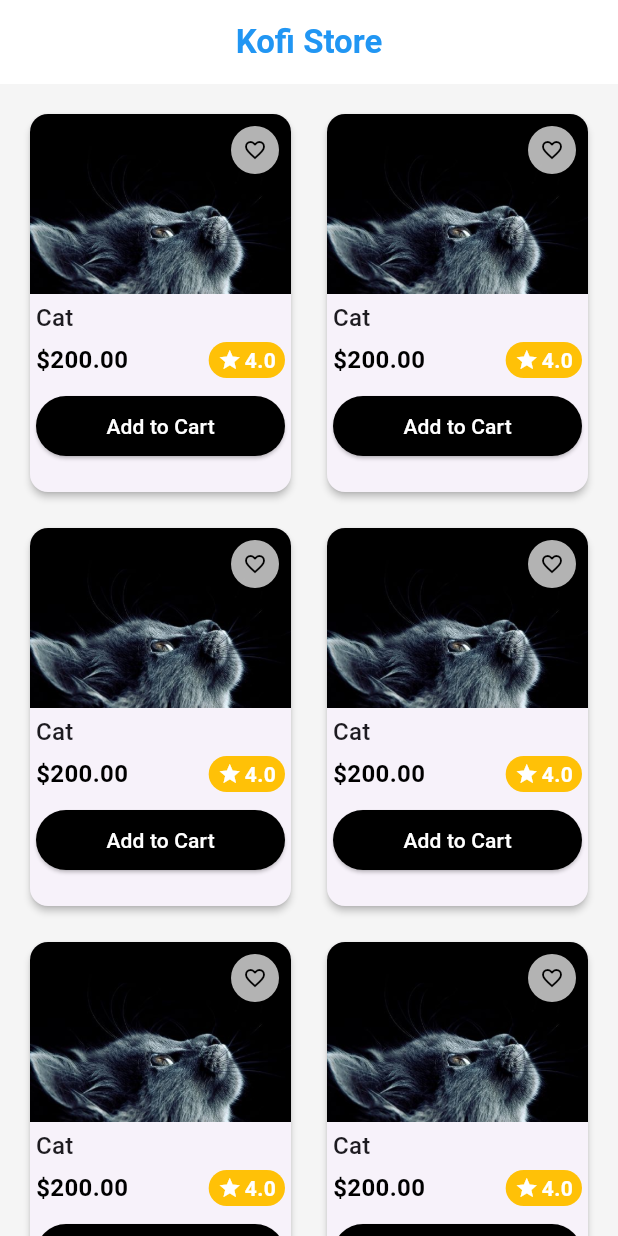
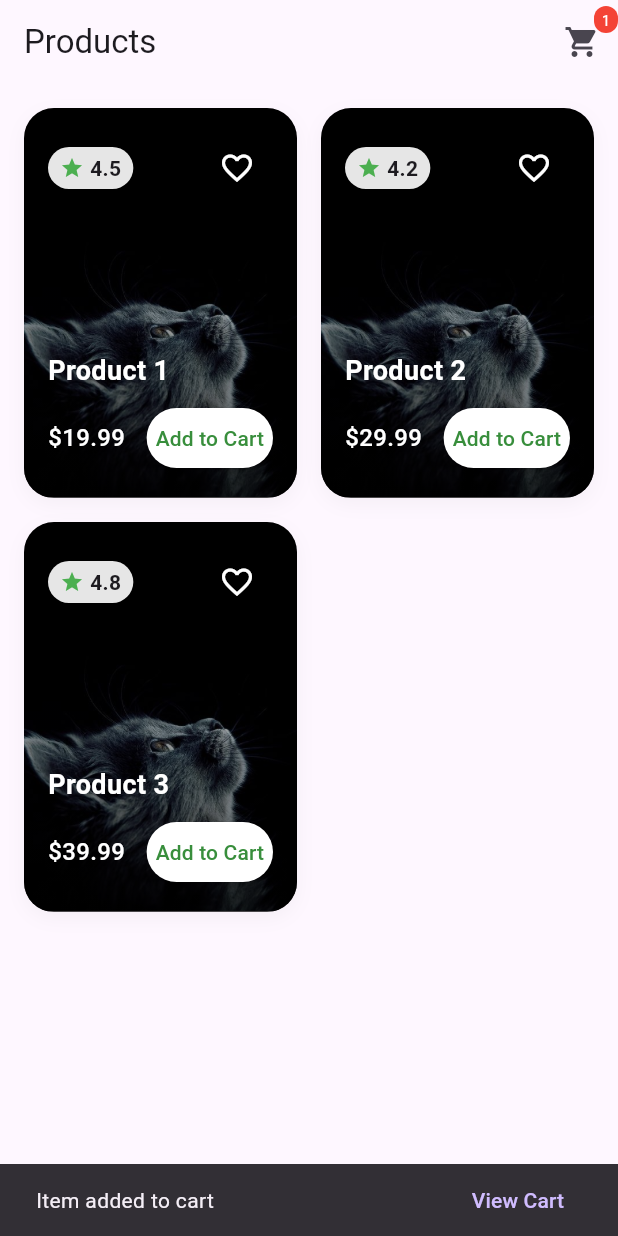
Before and after one commit to kwabena369/Ecommence_full_stack, a Flutter app: the screen it shows after launch, after a tap on "Add to Cart", on a phone screen of 412 x 824 dp. Run offline on Flutter 3.47's test engine with Material 3 defaults, Android fonts, the phone set to English and light mode, and no system bars.

Commit message:
Product_Screen

```diff
--- /dev/null
+++ b/ecommenceapp/lib/Screens/Glosory/ProductListScreen.dart
@@ -0,0 +1,281 @@
+import 'package:flutter/material.dart';
+import 'package:ecommenceapp/Widget/SingleItem.dart';
+import 'package:intl/intl.dart';
+
+class ProductListScreen extends StatefulWidget {
+  @override
+  _ProductListScreenState createState() => _ProductListScreenState();
+}
+
+class _ProductListScreenState extends State<ProductListScreen> {
+  List<Map<String, dynamic>> cartItems = [];
+
+  void addToCart(Map<String, dynamic> product) {
+    setState(() {
+      int index = cartItems.indexWhere((item) => item['id'] == product['id']);
+      if (index != -1) {
+        cartItems[index]['quantity']++;
+      } else {
+        cartItems.add({...product, 'quantity': 1});
+      }
+    });
+    _showAddToCartFeedback();
+  }
+
+  void updateQuantity(String id, int change) {
+    setState(() {
+      int index = cartItems.indexWhere((item) => item['id'] == id);
+      if (index != -1) {
+        cartItems[index]['quantity'] += change;
+        if (cartItems[index]['quantity'] <= 0) {
+          cartItems.removeAt(index);
+        }
+      }
+    });
+  }
+
+  void removeItem(String id) {
+    setState(() {
+      cartItems.removeWhere((item) => item['id'] == id);
+    });
+  }
+
+  int get cartItemCount {
+    return cartItems.fold(0, (sum, item) => sum + (item['quantity'] as int));
+  }
+
+  double get totalPrice {
+    return cartItems.fold(
+        0.0,
+        (sum, item) =>
+            sum + (item['price'] as double) * (item['quantity'] as int));
+  }
+
+  void _showAddToCartFeedback() {
+    ScaffoldMessenger.of(context).showSnackBar(
+      SnackBar(
+        content: Text('Item added to cart'),
+        duration: Duration(seconds: 2),
+        action: SnackBarAction(
+          label: 'View Cart',
+          onPressed: _showCartOverlay,
+        ),
+      ),
+    );
+  }
+
+  void _showCartOverlay() {
+    showModalBottomSheet(
+      context: context,
+      isScrollControlled: true,
+      builder: (BuildContext context) {
+        return StatefulBuilder(
+          builder: (BuildContext context, StateSetter setModalState) {
+            return Container(
+              padding: EdgeInsets.all(16),
+              height: MediaQuery.of(context).size.height * 0.75,
+              child: Column(
+                children: [
+                  Text(
+                    'Your Cart',
+                    style: TextStyle(fontSize: 24, fontWeight: FontWeight.bold),
+                  ),
+                  SizedBox(height: 16),
+                  Expanded(
+                    child: ListView.builder(
+                      itemCount: cartItems.length,
+                      itemBuilder: (context, index) {
+                        final item = cartItems[index];
+                        return Dismissible(
+                          key: Key(item['id']),
+                          direction: DismissDirection.endToStart,
+                          onDismissed: (direction) {
+                            setModalState(() {
+                              removeItem(item['id']);
+                            });
+                          },
+                          background: Container(
+                            color: Colors.red,
+                            alignment: Alignment.centerRight,
+                            padding: EdgeInsets.only(right: 20),
+                            child: Icon(Icons.delete, color: Colors.white),
+                          ),
+                          child: Card(
+                            elevation: 2,
+                            margin: EdgeInsets.symmetric(vertical: 8),
+                            child: ListTile(
+                              contentPadding: EdgeInsets.symmetric(
+                                  horizontal: 16, vertical: 8),
+                              title: Text(
+                                item['name'],
+                                style: TextStyle(fontWeight: FontWeight.bold),
+                              ),
+                              subtitle: Text(
+                                'Price: ${NumberFormat.currency(symbol: '\$').format(item['price'])}',
+                                style: TextStyle(color: Colors.grey[600]),
+                              ),
+                              trailing: Row(
+                                mainAxisSize: MainAxisSize.min,
+                                children: [
+                                  IconButton(
+                                    icon: Icon(Icons.remove_circle_outline),
+                                    onPressed: () {
+                                      setModalState(() {
+                                        updateQuantity(item['id'], -1);
+                                      });
+                                    },
+                                  ),
+                                  Text(
+                                    '${item['quantity']}',
+                                    style: TextStyle(
+                                        fontSize: 18,
+                                        fontWeight: FontWeight.bold),
+                                  ),
+                                  IconButton(
+                                    icon: Icon(Icons.add_circle_outline),
+                                    onPressed: () {
+                                      setModalState(() {
+                                        updateQuantity(item['id'], 1);
+                                      });
+                                    },
+                                  ),
+                                  IconButton(
+                                    icon: Icon(Icons.delete, color: Colors.red),
+                                    onPressed: () {
+                                      setModalState(() {
+                                        removeItem(item['id']);
+                                      });
+                                    },
+                                  ),
+                                ],
+                              ),
+                            ),
+                          ),
+                        );
+                      },
+                    ),
+                  ),
+                  SizedBox(height: 16),
+                  Container(
+                    padding: EdgeInsets.all(16),
+                    decoration: BoxDecoration(
+                      color: Colors.grey[200],
+                      borderRadius: BorderRadius.circular(8),
+                    ),
+                    child: Row(
+                      mainAxisAlignment: MainAxisAlignment.spaceBetween,
+                      children: [
+                        Text(
+                          'Total:',
+                          style: TextStyle(
+                              fontSize: 20, fontWeight: FontWeight.bold),
+                        ),
+                        Text(
+                          NumberFormat.currency(symbol: '\$')
+                              .format(totalPrice),
+                          style: TextStyle(
+                              fontSize: 20,
+                              fontWeight: FontWeight.bold,
+                              color: Colors.green[700]),
+                        ),
+                      ],
+                    ),
+                  ),
+                  SizedBox(height: 16),
+                  ElevatedButton(
+                    child: Text('Checkout'),
+                    style: ElevatedButton.styleFrom(
+                      backgroundColor: Colors.green,
+                      padding:
+                          EdgeInsets.symmetric(horizontal: 50, vertical: 15),
+                      textStyle:
+                          TextStyle(fontSize: 18, fontWeight: FontWeight.bold),
+                    ),
+                    onPressed: () {
+                      // Implement checkout functionality
+                      Navigator.pop(context);
+                    },
+                  ),
+                ],
+              ),
+            );
+          },
+        );
+      },
+    );
+  }
+
+  @override
+  Widget build(BuildContext context) {
+    List<Map<String, dynamic>> products = [
+      {'id': '1', 'name': 'Product 1', 'price': 19.99, 'rating': 4.5},
+      {'id': '2', 'name': 'Product 2', 'price': 29.99, 'rating': 4.2},
+      {'id': '3', 'name': 'Product 3', 'price': 39.99, 'rating': 4.8},
+      // Add more products as needed
+    ];
+
+    return Scaffold(
+      appBar: AppBar(
+        title: Text('Products'),
+        actions: [
+          Stack(
+            alignment: Alignment.center,
+            children: [
+              IconButton(
+                icon: Icon(Icons.shopping_cart),
+                onPressed: _showCartOverlay,
+              ),
+              if (cartItemCount > 0)
+                Positioned(
+                  right: 0,
+                  top: 0,
+                  child: Container(
+                    padding: EdgeInsets.all(2),
+                    decoration: BoxDecoration(
+                      color: Colors.red,
+                      borderRadius: BorderRadius.circular(10),
+                    ),
+                    constraints: BoxConstraints(
+                      minWidth: 16,
+                      minHeight: 16,
+                    ),
+                    child: Text(
+                      '$cartItemCount',
+                      style: TextStyle(
+                        color: Colors.white,
+                        fontSize: 10,
+                      ),
+                      textAlign: TextAlign.center,
+                    ),
+                  ),
+                ),
+            ],
+          ),
+        ],
+      ),
+      body: GridView.builder(
+        padding: EdgeInsets.all(16),
+        gridDelegate: const SliverGridDelegateWithFixedCrossAxisCount(
+          crossAxisCount: 2,
+          childAspectRatio: 0.7,
+          crossAxisSpacing: 16,
+          mainAxisSpacing: 16,
+        ),
+        itemCount: products.length,
+        itemBuilder: (context, index) {
+          final product = products[index];
+          return SingleItem(
+            previewItem: product['name'],
+            priceItem: product['price'],
+            itemId: product['id'],
+            ratingItem: product['rating'],
+            onAddToCart: () => addToCart(product),
+            onFavoriteToggle: () {
+              // Toggle favorite status
+            },
+          );
+        },
+      ),
+    );
+  }
+}
--- a/ecommenceapp/lib/Screens/Glosory/landing.dart
+++ /dev/null
@@ -1,45 +0,0 @@
-import 'package:flutter/material.dart';
-import 'package:ecommenceapp/Widget/Single_Item.dart';
-
-class Landing extends StatelessWidget {
-  const Landing({Key? key}) : super(key: key);
-
-  @override
-  Widget build(BuildContext context) {
-    return Scaffold(
-      appBar: AppBar(
-        title: const Text(
-          "Kofi Store",
-          style: TextStyle(
-            color: Colors.blue,
-            fontWeight: FontWeight.bold,
-          ),
-        ),
-        centerTitle: true,
-        backgroundColor: Colors.white,
-        elevation: 0,
-      ),
-      body: Container(
-        color: Colors.grey[100],
-        child: GridView.builder(
-          padding: const EdgeInsets.all(16),
-          gridDelegate: const SliverGridDelegateWithFixedCrossAxisCount(
-            crossAxisCount: 2,
-            childAspectRatio: 0.7,
-            crossAxisSpacing: 16,
-            mainAxisSpacing: 16,
-          ),
-          itemCount: 10,
-          itemBuilder: (context, index) {
-            return const SingleItem(
-              priceItem: 200.00,
-              itemId: "122",
-              ratingItem: 4.0,
-              previewItem: "Cat",
-            );
-          },
-        ),
-      ),
-    );
-  }
-}
--- /dev/null
+++ b/ecommenceapp/lib/Widget/SingleItem.dart
@@ -0,0 +1,149 @@
+import 'package:flutter/material.dart';
+
+class SingleItem extends StatelessWidget {
+  final String previewItem;
+  final double priceItem;
+  final String itemId;
+  final double ratingItem;
+  final VoidCallback onAddToCart;
+  final VoidCallback onFavoriteToggle;
+  final String imageUrl;
+
+  const SingleItem({
+    Key? key,
+    required this.priceItem,
+    required this.itemId,
+    required this.ratingItem,
+    required this.previewItem,
+    required this.onAddToCart,
+    required this.onFavoriteToggle,
+    this.imageUrl = 'assets/Fun/Cat.png',
+  }) : super(key: key);
+
+  @override
+  Widget build(BuildContext context) {
+    return Container(
+      decoration: BoxDecoration(
+        borderRadius: BorderRadius.circular(20),
+        boxShadow: [
+          BoxShadow(
+            color: Colors.grey.withOpacity(0.1),
+            spreadRadius: 0,
+            blurRadius: 10,
+            offset: Offset(0, 4),
+          ),
+        ],
+      ),
+      child: ClipRRect(
+        borderRadius: BorderRadius.circular(20),
+        child: Stack(
+          children: [
+            // Product Image
+            Image.asset(
+              imageUrl,
+              height: 259,
+              width: double.infinity,
+              fit: BoxFit.cover,
+            ),
+            // Gradient Overlay
+            Container(
+              decoration: BoxDecoration(
+                gradient: LinearGradient(
+                  begin: Alignment.topCenter,
+                  end: Alignment.bottomCenter,
+                  colors: [Colors.transparent, Colors.black.withOpacity(0.7)],
+                ),
+              ),
+            ),
+            // Content
+            Positioned.fill(
+              child: Padding(
+                padding: const EdgeInsets.all(16.0),
+                child: Column(
+                  crossAxisAlignment: CrossAxisAlignment.start,
+                  mainAxisAlignment: MainAxisAlignment.spaceBetween,
+                  children: [
+                    // Top row: Rating and Favorite
+                    Row(
+                      mainAxisAlignment: MainAxisAlignment.spaceBetween,
+                      children: [
+                        Container(
+                          padding:
+                              EdgeInsets.symmetric(horizontal: 8, vertical: 4),
+                          decoration: BoxDecoration(
+                            color: Colors.white.withOpacity(0.9),
+                            borderRadius: BorderRadius.circular(20),
+                          ),
+                          child: Row(
+                            children: [
+                              Icon(Icons.star, color: Colors.green, size: 16),
+                              SizedBox(width: 4),
+                              Text(
+                                ratingItem.toStringAsFixed(1),
+                                style: TextStyle(fontWeight: FontWeight.bold),
+                              ),
+                            ],
+                          ),
+                        ),
+                        IconButton(
+                          icon:
+                              Icon(Icons.favorite_border, color: Colors.white),
+                          onPressed: onFavoriteToggle,
+                        ),
+                      ],
+                    ),
+                    // Bottom content
+                    Column(
+                      crossAxisAlignment: CrossAxisAlignment.start,
+                      children: [
+                        Text(
+                          previewItem,
+                          style: TextStyle(
+                            color: Colors.white,
+                            fontSize: 18,
+                            fontWeight: FontWeight.bold,
+                          ),
+                          maxLines: 1,
+                          overflow: TextOverflow.ellipsis,
+                        ),
+                        SizedBox(height: 8),
+                        Row(
+                          mainAxisAlignment: MainAxisAlignment.spaceBetween,
+                          children: [
+                            Expanded(
+                              child: Text(
+                                '\$${priceItem.toStringAsFixed(2)}',
+                                style: TextStyle(
+                                  color: Colors.white,
+                                  fontSize: 16,
+                                  fontWeight: FontWeight.w500,
+                                ),
+                              ),
+                            ),
+                            ElevatedButton(
+                              onPressed: onAddToCart,
+                              child: Text('Add to Cart'),
+                              style: ElevatedButton.styleFrom(
+                                foregroundColor: Colors.green.shade700,
+                                backgroundColor: Colors.white,
+                                shape: RoundedRectangleBorder(
+                                  borderRadius: BorderRadius.circular(20),
+                                ),
+                                padding: const EdgeInsets.symmetric(
+                                    horizontal: 6, vertical: 8),
+                              ),
+                            ),
+                          ],
+                        ),
+                      ],
+                    ),
+                  ],
+                ),
+              ),
+            ),
+          ],
+        ),
+      ),
+    );
+  }
+}
--- a/ecommenceapp/lib/Widget/Single_Item.dart
+++ /dev/null
@@ -1,124 +0,0 @@
-import 'package:flutter/material.dart';
-
-class SingleItem extends StatelessWidget {
-  final String previewItem;
-  final double priceItem;
-  final String itemId;
-  final double ratingItem;
-
-  const SingleItem({
-    Key? key,
-    required this.priceItem,
-    required this.itemId,
-    required this.ratingItem,
-    required this.previewItem,
-  }) : super(key: key);
-
-  @override
-  Widget build(BuildContext context) {
-    return Card(
-      elevation: 2,
-      shape: RoundedRectangleBorder(
-        borderRadius: BorderRadius.circular(12),
-      ),
-      child: Column(
-        crossAxisAlignment: CrossAxisAlignment.start,
-        children: [
-          Stack(
-            children: [
-              ClipRRect(
-                borderRadius:
-                    const BorderRadius.vertical(top: Radius.circular(12)),
-                child: Image.asset(
-                  'assets/Fun/Cat.png',
-                  height: 120,
-                  width: double.infinity,
-                  fit: BoxFit.cover,
-                ),
-              ),
-              Positioned(
-                top: 8,
-                right: 8,
-                child: CircleAvatar(
-                  backgroundColor: Colors.white.withOpacity(0.7),
-                  radius: 16,
-                  child: IconButton(
-                    icon: Icon(Icons.favorite_border,
-                        size: 16, color: Colors.black),
-                    onPressed: () {},
-                    padding: EdgeInsets.zero,
-                  ),
-                ),
-              ),
-            ],
-          ),
-          Padding(
-            padding: const EdgeInsets.all(4.0),
-            child: Column(
-              crossAxisAlignment: CrossAxisAlignment.start,
-              children: [
-                Text(
-                  previewItem,
-                  style: Theme.of(context).textTheme.titleMedium,
-                  maxLines: 1,
-                  overflow: TextOverflow.ellipsis,
-                ),
-                const SizedBox(height: 4),
-                Row(
-                  mainAxisAlignment: MainAxisAlignment.spaceBetween,
-                  children: [
-                    Text(
-                      '\$${priceItem.toStringAsFixed(2)}',
-                      style: const TextStyle(
-                        fontSize: 16,
-                        fontWeight: FontWeight.bold,
-                        color: Colors.black,
-                      ),
-                    ),
-                    Container(
-                      padding: const EdgeInsets.symmetric(
-                          horizontal: 6, vertical: 2),
-                      decoration: BoxDecoration(
-                        color: Colors.amber,
-                        borderRadius: BorderRadius.circular(12),
-                      ),
-                      child: Row(
-                        children: [
-                          const Icon(Icons.star, color: Colors.white, size: 16),
-                          const SizedBox(width: 2),
-                          Text(
-                            ratingItem.toStringAsFixed(1),
-                            style: const TextStyle(
-                                color: Colors.white,
-                                fontWeight: FontWeight.bold),
-                          ),
-                        ],
-                      ),
-                    ),
-                  ],
-                ),
-                const SizedBox(height: 8),
-                SizedBox(
-                  width: double.infinity,
-                  child: ElevatedButton(
-                    onPressed: () {},
-                    style: ElevatedButton.styleFrom(
-                      backgroundColor: Colors.black,
-                      shape: RoundedRectangleBorder(
-                        borderRadius: BorderRadius.circular(20),
-                      ),
-                      padding: const EdgeInsets.symmetric(vertical: 2),
-                    ),
-                    child: const Text('Add to Cart',style: TextStyle(
-                      color: Colors.white
-                    ),),
-                  ),
-                ),
-              ],
-            ),
-          ),
-        ],
-      ),
-    );
-  }
-}
--- a/ecommenceapp/lib/main.dart
+++ b/ecommenceapp/lib/main.dart
@@ -1,4 +1,4 @@
-import 'package:ecommenceapp/Screens/Glosory/landing.dart';
+import 'package:ecommenceapp/Screens/Glosory/ProductListScreen.dart';
 import 'package:ecommenceapp/Screens/SignUp.dart';
 import 'package:flutter/material.dart';
 
@@ -13,9 +13,9 @@
   //   the building of the real deal
   @override
   Widget build(BuildContext context) {
-    return const MaterialApp(
+    return MaterialApp(
       title: "Ecoms",
-      home: Landing()
+      home: ProductListScreen()
     );
   }
 }
--- a/ecommenceapp/pubspec.yaml
+++ b/ecommenceapp/pubspec.yaml
@@ -35,6 +35,7 @@
   # The following adds the Cupertino Icons font to your application.
   # Use with the CupertinoIcons class for iOS style icons.
   cupertino_icons: ^1.0.8
+  intl: ^0.19.0
 
 
 
```
Also changed, not shown: ecommenceapp/pubspec.lock.
